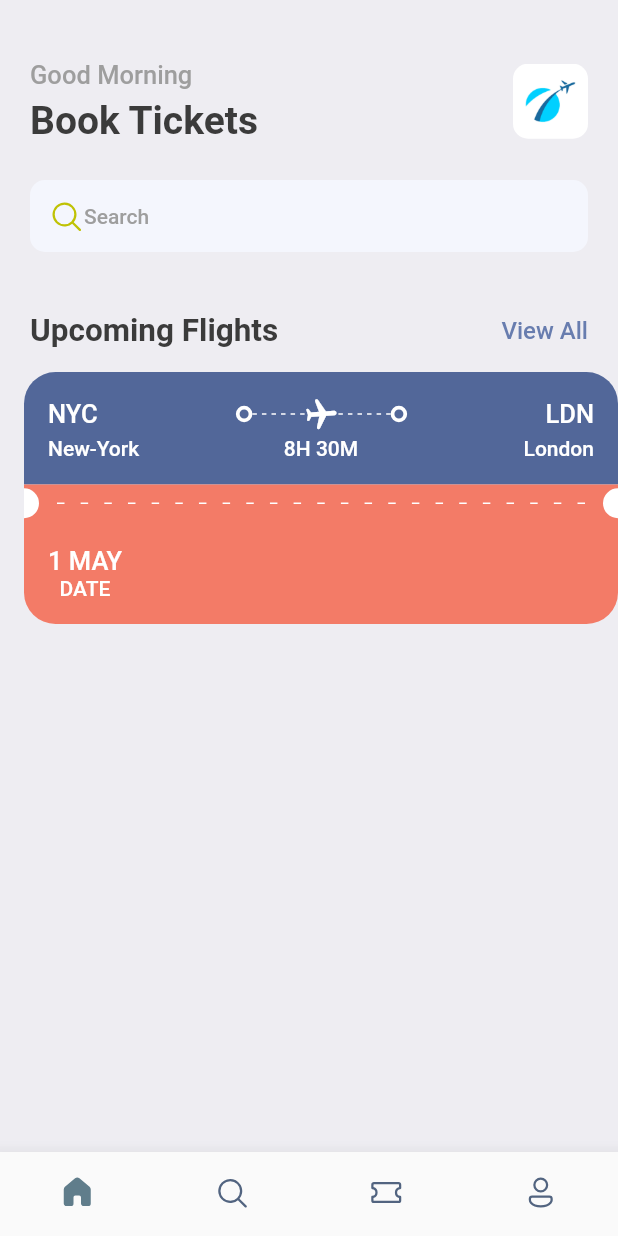
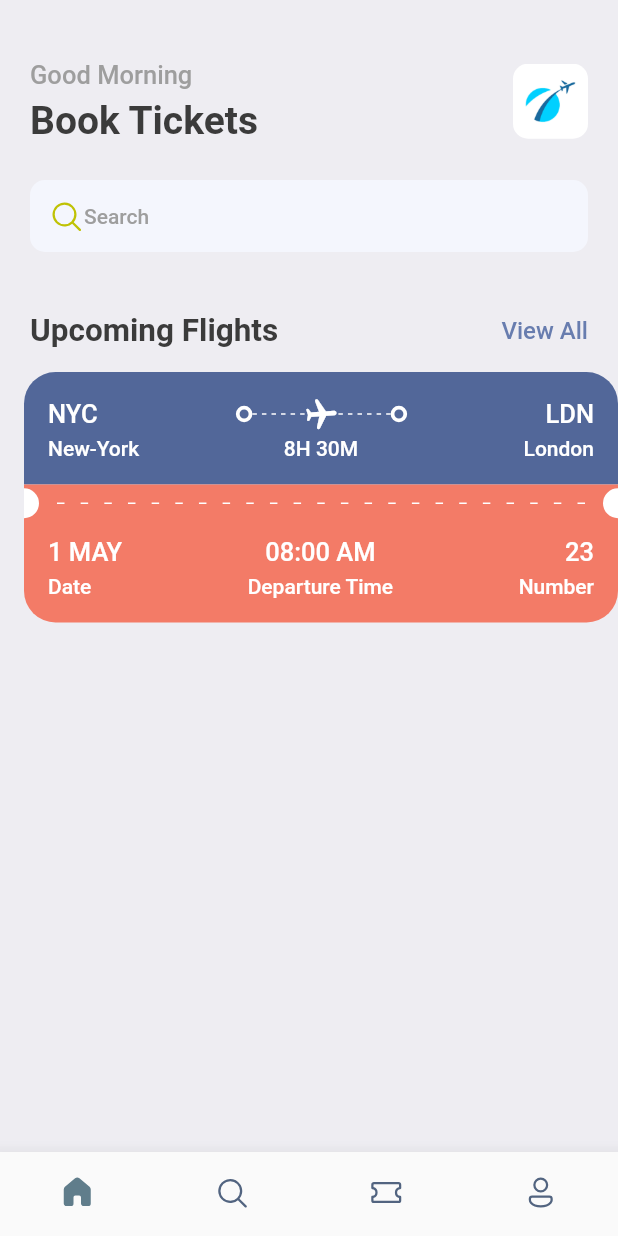
Before and after one commit to Gabriel-Spinola/MentalHealthApp, a Flutter app: the screen it shows after launch, on a phone screen of 412 x 824 dp. Run offline on Flutter 3.47's test engine with Material 2 defaults, Android fonts, the phone set to English and light mode, and no system bars; our stand-ins replace fluentui_icons, gap.

Commit message:
Ticket card

```diff
--- a/lib/widgets/ticket_view.dart
+++ b/lib/widgets/ticket_view.dart
@@ -151,7 +151,7 @@ class TicketView extends StatelessWidget {
             ),
             // Bottom part of the orange card
             Container(
-              padding: const EdgeInsets.all(16.0),
+              padding: const EdgeInsets.only(left: 16.0, top: 10.0, right: 16.0, bottom: 16.0),
               decoration: BoxDecoration(
                 color: Styles.orangeColor,
                 borderRadius: const BorderRadius.only(
@@ -162,11 +162,30 @@ class TicketView extends StatelessWidget {
               child: Column(
                 children: <Widget>[
                   Row(
+                    mainAxisAlignment: MainAxisAlignment.spaceBetween,
                     children: <Widget>[
                       Column(
+                        crossAxisAlignment: CrossAxisAlignment.start,
                         children: <Widget>[
                           Text('1 MAY', style: Styles.headLine3Style.copyWith(color: Colors.white)),
-                          Text('DATE', style: Styles.headLine4Style.copyWith(color: Colors.white)),
+                          const Gap(5.0),
+                          Text('Date', style: Styles.headLine4Style.copyWith(color: Colors.white)),
+                        ],
+                      ),
+                      Column(
+                        crossAxisAlignment: CrossAxisAlignment.center,
+                        children: <Widget>[
+                          Text('08:00 AM', style: Styles.headLine3Style.copyWith(color: Colors.white)),
+                          const Gap(5.0),
+                          Text('Departure Time', style: Styles.headLine4Style.copyWith(color: Colors.white)),
+                        ],
+                      ),
+                      Column(
+                        crossAxisAlignment: CrossAxisAlignment.end,
+                        children: <Widget>[
+                          Text('23', style: Styles.headLine3Style.copyWith(color: Colors.white)),
+                          const Gap(5.0),
+                          Text('Number', style: Styles.headLine4Style.copyWith(color: Colors.white)),
                         ],
                       )
                     ],
```
